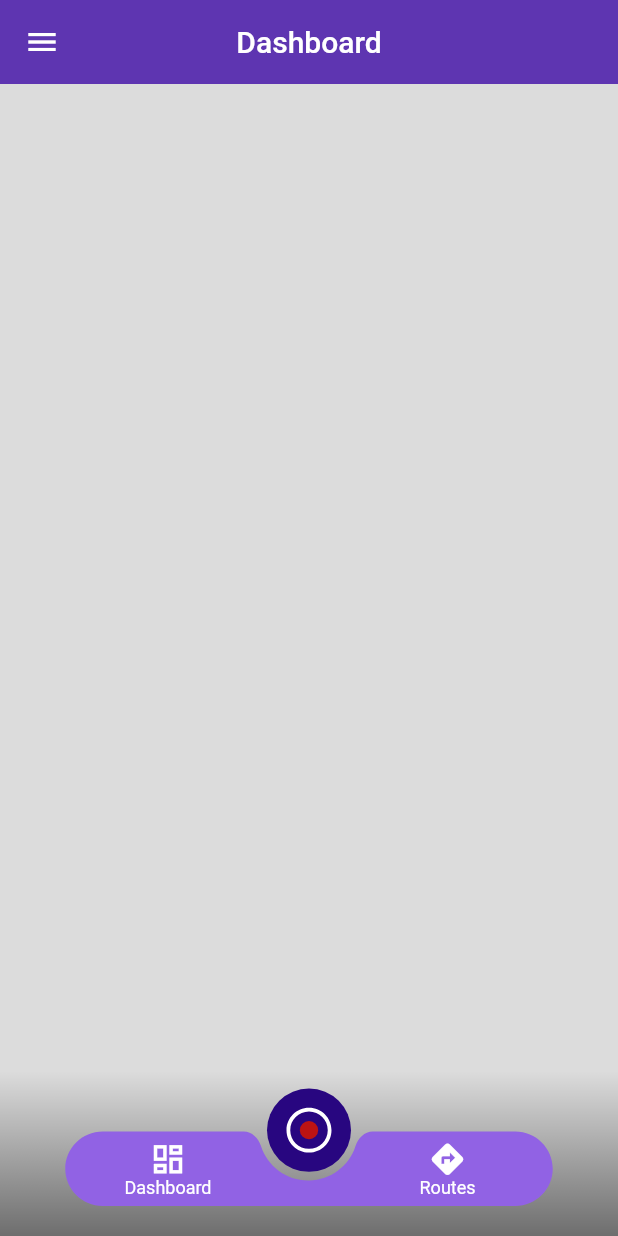
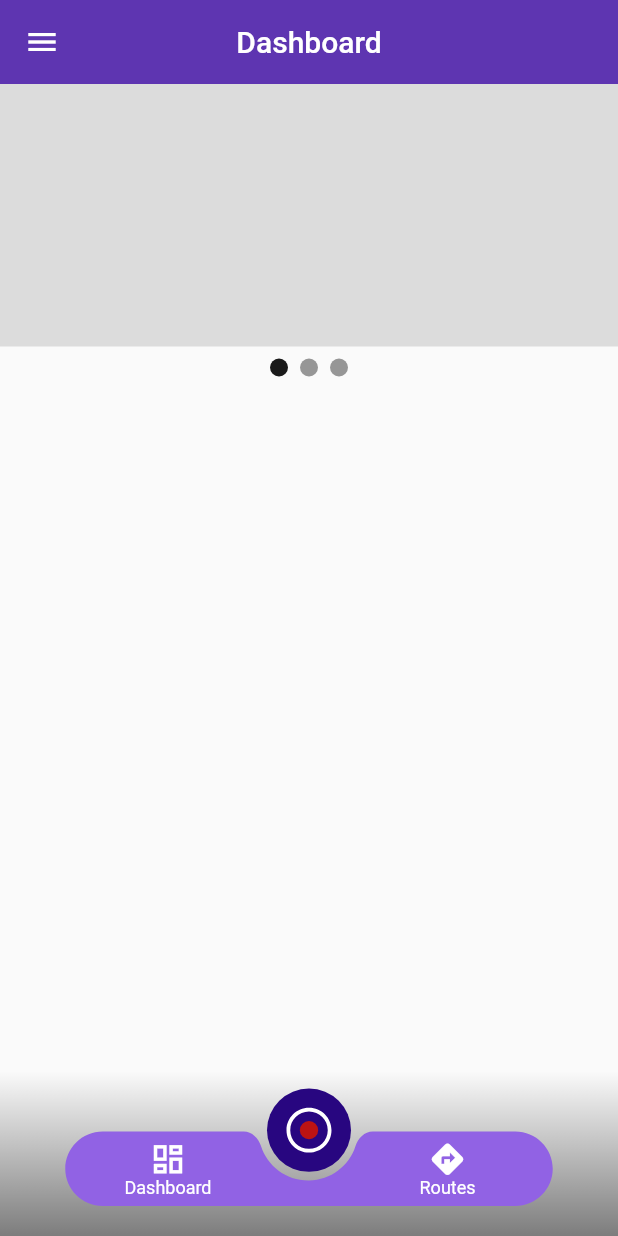
Before and after one commit to gabdeum/race_tracker, a Flutter app: the screen it shows after launch, on a phone screen of 412 x 824 dp. Run offline on Flutter 3.47's test engine with Material 2 defaults, Android fonts, the phone set to English and light mode, and no system bars; drawn by our look-alikes of carousel_slider; our stand-ins replace flutter_svg, location, sqflite; accounts and stored records are empty.

Commit message:
Carousel: added it with 3 containers + page indicator

```diff
--- a/lib/main.dart
+++ b/lib/main.dart
@@ -6,7 +6,7 @@ import 'package:race_tracker/services/colors.dart';
 
 void main() => runApp(MaterialApp(
   routes: {
-    '/' : (context) => const Dashboard(),
+    '/' : (context) => Dashboard(),
     '/record_map' : (context) => const RecordMap()
   },
   theme: ThemeData(
@@ -20,7 +20,7 @@ void main() => runApp(MaterialApp(
       bodySmall: TextStyle(fontSize: 12.0, color: secondaryTextColor),
       labelMedium: TextStyle(fontSize: 12.0, color: secondaryTextColor, fontWeight: FontWeight.w300),
     ),
-    scaffoldBackgroundColor: backgroundColor,
+    // scaffoldBackgroundColor: backgroundColor,
     appBarTheme: const AppBarTheme(
       color: primaryColor,
       titleTextStyle: TextStyle(fontSize: 20.0, color: primaryTextColor, fontWeight: FontWeight.w500),
--- a/lib/pages/dashboard.dart
+++ b/lib/pages/dashboard.dart
@@ -1,9 +1,19 @@
 import 'package:flutter/material.dart';
-import 'package:flutter_svg/flutter_svg.dart';
 import 'package:race_tracker/services/colors.dart';
+import 'package:carousel_slider/carousel_slider.dart';
+
+import '../services/bottom_bar.dart';
 
 class Dashboard extends StatelessWidget {
-  const Dashboard({Key? key}) : super(key: key);
+  Dashboard({Key? key}) : super(key: key);
+
+  static const double carouselHeight = 175;
+  static const double carouselWidgetHeight = 150;
+  final List<Widget> carouselWidgets = [
+    Container(height: carouselWidgetHeight, color: backgroundColor,),
+    Container(height: carouselWidgetHeight, color: Colors.red,),
+    Container(height: carouselWidgetHeight, color: Colors.orange,),
+  ];
 
   @override
   Widget build(BuildContext context) {
@@ -12,97 +22,68 @@ class Dashboard extends StatelessWidget {
         title: const Text('Dashboard'),
       ),
       drawer: const Drawer(),
-      body: Stack(
-        children: [
-          Positioned(
-              bottom: 0,
-              left: 0,
-              right: 0,
-              child: Center(child: Container(
-                height: 110,
-              decoration: const BoxDecoration(gradient: LinearGradient(
-                  begin: Alignment.bottomCenter,
-                  end: Alignment.topCenter,
-                  colors: <Color>[Color.fromRGBO(0, 0, 0, 0.5),Colors.transparent]
-              )),))
-          ),
-          Positioned(
-              bottom: 0,
-              left: 0,
-              right: 0,
-              child: Column(
-                children: [
-                  Row(
-                    mainAxisAlignment: MainAxisAlignment.center,
-                    children: [
-                      InkWell(
-                        onTap: (){},
-                        child: Stack(
-                          children: [
-                            SvgPicture.asset('assets/bottom_bar/dashboard.svg'),
-                            Positioned(
-                                left: 40,
-                                top: 6,
-                                child: Column(
-                                  crossAxisAlignment: CrossAxisAlignment.center,
-                                  mainAxisAlignment: MainAxisAlignment.start,
-                                  children: [
-                                    const Icon(Icons.dashboard_outlined, size: 25, color: primaryTextColor,),
-                                    Text('Dashboard', style: Theme.of(context).textTheme.bodySmall?.merge(const TextStyle(color: primaryTextColor)),)
-                                  ],
-                                )
-                            )
-                          ],
-                        ),
-                        splashColor: Colors.transparent,
-                        highlightColor: Colors.transparent,
-                      ),
-                      InkWell(
-                        onTap: (){},
-                        child: Stack(
-                          children: [
-                            SvgPicture.asset('assets/bottom_bar/routes.svg'),
-                            Positioned(
-                                right: 52,
-                                top: 6,
-                                child: Column(
-                                  crossAxisAlignment: CrossAxisAlignment.center,
-                                  mainAxisAlignment: MainAxisAlignment.start,
-                                  children: [
-                                    const Icon(Icons.directions, size: 25, color: primaryTextColor,),
-                                    Text('Routes', style: Theme.of(context).textTheme.bodySmall?.merge(const TextStyle(color: primaryTextColor)),)
-                                  ],
-                                )
-                            )
-                          ],
-                        ),
-                        splashColor: Colors.transparent,
-                        highlightColor: Colors.transparent,
-                      )
-                    ],
-                  ),
-                  const SizedBox(height: 20.0,),
-                ],
-              )
-          ),
-          Positioned(
-            bottom: 0,
-            left: 0,
-            right: 0,
-            child: Column(
-              children: [
-                InkWell(
-                  onTap: (){},
-                  child: SvgPicture.asset('assets/bottom_bar/new_activity.svg'),
-                  splashColor: Colors.transparent,
-                  highlightColor: Colors.transparent,
-                ),
-                const SizedBox(height: 41.84,),
-              ],
-            ),
-          ),
-        ],
-      ),
+      bottomNavigationBar: const BottomBar(),
+      body: const CarouselWithIndicator()
     );
   }
 }
+
+class CarouselWithIndicator extends StatefulWidget {
+  const CarouselWithIndicator({Key? key}) : super(key: key);
+
+  @override
+  State<StatefulWidget> createState() {
+    return _CarouselWithIndicatorState();
+  }
+}
+
+class _CarouselWithIndicatorState extends State<CarouselWithIndicator> {
+
+  static const double carouselHeight = 175;
+  static const double carouselWidgetHeight = 150;
+  final List<Widget> carouselWidgets = [
+    Container(height: carouselWidgetHeight, color: backgroundColor,),
+    Container(height: carouselWidgetHeight, color: Colors.red,),
+    Container(height: carouselWidgetHeight, color: Colors.orange,),
+  ];
+
+  int _current = 0;
+  final CarouselController _controller = CarouselController();
+
+  @override
+  Widget build(BuildContext context) {
+    return Column(children: [
+      CarouselSlider(
+        items: carouselWidgets,
+        carouselController: _controller,
+        options: CarouselOptions(
+            height: carouselHeight,
+            viewportFraction: 1,
+            onPageChanged: (index, reason) {
+              setState(() {
+                _current = index;
+              });
+            }),
+      ),
+      Row(
+        mainAxisAlignment: MainAxisAlignment.center,
+        children: carouselWidgets.asMap().entries.map((entry) {
+          return GestureDetector(
+            onTap: () => _controller.animateToPage(entry.key),
+            child: Container(
+              width: 12.0,
+              height: 12.0,
+              margin: const EdgeInsets.symmetric(vertical: 8.0, horizontal: 4.0),
+              decoration: BoxDecoration(
+                  shape: BoxShape.circle,
+                  color: (Theme.of(context).brightness == Brightness.dark
+                      ? Colors.white
+                      : Colors.black)
+                      .withOpacity(_current == entry.key ? 0.9 : 0.4)),
+            ),
+          );
+        }).toList(),
+      ),
+    ]);
+  }
+}
--- /dev/null
+++ b/lib/services/bottom_bar.dart
@@ -0,0 +1,107 @@
+import 'package:flutter/material.dart';
+import 'package:flutter_svg/svg.dart';
+import 'colors.dart';
+
+class BottomBar extends StatelessWidget {
+  const BottomBar({
+    Key? key,
+  }) : super(key: key);
+
+  @override
+  Widget build(BuildContext context) {
+    return SizedBox(
+      height: 110,
+      child: Stack(
+        children: [
+          Positioned(
+              bottom: 0,
+              left: 0,
+              right: 0,
+              child: Center(child: Container(
+                height: 110,
+                decoration: const BoxDecoration(gradient: LinearGradient(
+                    begin: Alignment.bottomCenter,
+                    end: Alignment.topCenter,
+                    colors: <Color>[Color.fromRGBO(0, 0, 0, 0.5),Colors.transparent]
+                )),))
+          ),
+          Positioned(
+              bottom: 0,
+              left: 0,
+              right: 0,
+              child: Column(
+                children: [
+                  Row(
+                    mainAxisAlignment: MainAxisAlignment.center,
+                    children: [
+                      InkWell(
+                        onTap: (){},
+                        child: Stack(
+                          children: [
+                            SvgPicture.asset('assets/bottom_bar/dashboard.svg'),
+                            Positioned(
+                                left: 40,
+                                top: 6,
+                                child: Column(
+                                  crossAxisAlignment: CrossAxisAlignment.center,
+                                  mainAxisAlignment: MainAxisAlignment.start,
+                                  children: [
+                                    const Icon(Icons.dashboard_outlined, size: 25, color: primaryTextColor,),
+                                    Text('Dashboard', style: Theme.of(context).textTheme.bodySmall?.merge(const TextStyle(color: primaryTextColor)),)
+                                  ],
+                                )
+                            )
+                          ],
+                        ),
+                        splashColor: Colors.transparent,
+                        highlightColor: Colors.transparent,
+                      ),
+                      InkWell(
+                        onTap: (){},
+                        child: Stack(
+                          children: [
+                            SvgPicture.asset('assets/bottom_bar/routes.svg'),
+                            Positioned(
+                                right: 52,
+                                top: 6,
+                                child: Column(
+                                  crossAxisAlignment: CrossAxisAlignment.center,
+                                  mainAxisAlignment: MainAxisAlignment.start,
+                                  children: [
+                                    const Icon(Icons.directions, size: 25, color: primaryTextColor,),
+                                    Text('Routes', style: Theme.of(context).textTheme.bodySmall?.merge(const TextStyle(color: primaryTextColor)),)
+                                  ],
+                                )
+                            )
+                          ],
+                        ),
+                        splashColor: Colors.transparent,
+                        highlightColor: Colors.transparent,
+                      )
+                    ],
+                  ),
+                  const SizedBox(height: 20.0,),
+                ],
+              )
+          ),
+          Positioned(
+            bottom: 0,
+            left: 0,
+            right: 0,
+            child: Column(
+              children: [
+                InkWell(
+                  onTap: (){},
+                  child: SvgPicture.asset('assets/bottom_bar/new_activity.svg'),
+                  splashColor: Colors.transparent,
+                  highlightColor: Colors.transparent,
+                ),
+                const SizedBox(height: 41.84,),
+              ],
+            ),
+          ),
+        ],
+      ),
+    );
+  }
+}
--- a/pubspec.yaml
+++ b/pubspec.yaml
@@ -38,6 +38,7 @@ dependencies:
   xml: ^5.3.1
   sqflite: ^2.0.2
   flutter_svg: ^1.0.3
+  carousel_slider: ^4.1.1
 
 dev_dependencies:
   flutter_test:
```
Also changed, not shown: pubspec.lock.
